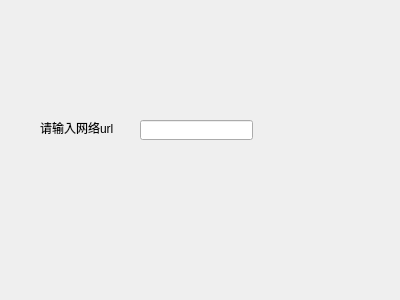
Old version of the form openMedia.ui in the repository desmend123/qt_ffmpeg_rtsp.
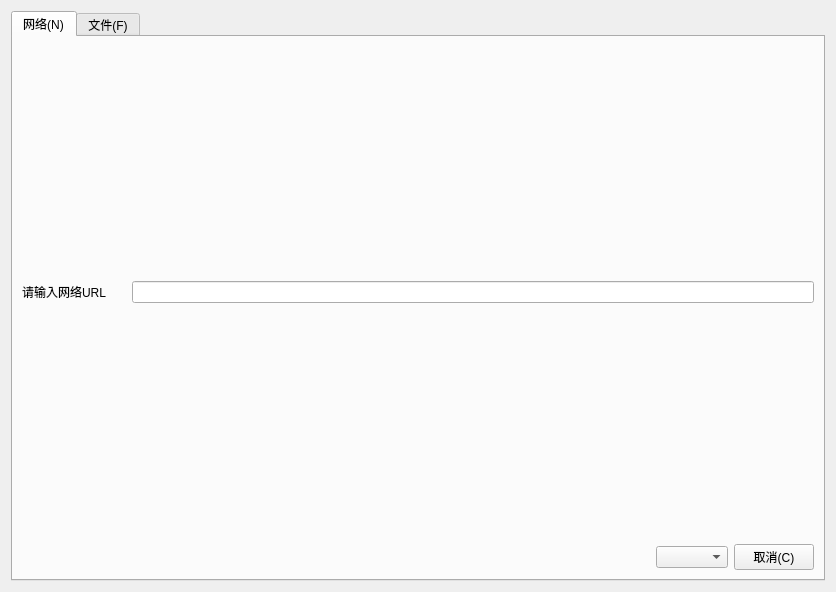
New version of the form.

```diff
--- a/openMedia.ui
+++ b/openMedia.ui
@@ -6,36 +6,107 @@
    <rect>
     <x>0</x>
     <y>0</y>
-    <width>400</width>
-    <height>300</height>
+    <width>836</width>
+    <height>592</height>
    </rect>
   </property>
   <property name="windowTitle">
    <string>Form</string>
   </property>
-  <widget class="QLabel" name="netUrlLable">
-   <property name="geometry">
-    <rect>
-     <x>40</x>
-     <y>120</y>
-     <width>81</width>
-     <height>16</height>
-    </rect>
-   </property>
-   <property name="text">
-    <string>请输入网络url</string>
-   </property>
-  </widget>
-  <widget class="QLineEdit" name="netUrlLineEdit">
-   <property name="geometry">
-    <rect>
-     <x>140</x>
-     <y>120</y>
-     <width>113</width>
-     <height>20</height>
-    </rect>
-   </property>
-  </widget>
+  <layout class="QGridLayout" name="gridLayout_2">
+   <item row="0" column="0">
+    <widget class="QTabWidget" name="tabWidget">
+     <property name="currentIndex">
+      <number>0</number>
+     </property>
+     <widget class="QWidget" name="netTab">
+      <attribute name="title">
+       <string>网络(N)</string>
+      </attribute>
+      <layout class="QGridLayout" name="gridLayout">
+       <item row="0" column="0">
+        <layout class="QHBoxLayout" name="inHorizontalLayout">
+         <item>
+          <widget class="QLabel" name="netUrlLabel">
+           <property name="text">
+            <string>请输入网络URL</string>
+           </property>
+          </widget>
+         </item>
+         <item>
+          <spacer name="verticalSpacer">
+           <property name="orientation">
+            <enum>Qt::Vertical</enum>
+           </property>
+           <property name="sizeHint" stdset="0">
+            <size>
+             <width>20</width>
+             <height>40</height>
+            </size>
+           </property>
+          </spacer>
+         </item>
+         <item>
+          <widget class="QLineEdit" name="netUrlLineEdit"/>
+         </item>
+        </layout>
+       </item>
+       <item row="1" column="0">
+        <layout class="QHBoxLayout" name="buttonHorizontalLayout">
+         <item>
+          <spacer name="horizontalSpacer">
+           <property name="orientation">
+            <enum>Qt::Horizontal</enum>
+           </property>
+           <property name="sizeHint" stdset="0">
+            <size>
+             <width>40</width>
+             <height>20</height>
+            </size>
+           </property>
+          </spacer>
+         </item>
+         <item>
+          <widget class="QComboBox" name="playComboBox">
+           <property name="sizePolicy">
+            <sizepolicy hsizetype="Fixed" vsizetype="Fixed">
+             <horstretch>0</horstretch>
+             <verstretch>0</verstretch>
+            </sizepolicy>
+           </property>
+           <property name="currentText">
+            <string/>
+           </property>
+           <property name="placeholderText">
+            <string>播放</string>
+           </property>
+          </widget>
+         </item>
+         <item>
+          <widget class="QPushButton" name="cancelPushButton">
+           <property name="sizePolicy">
+            <sizepolicy hsizetype="Fixed" vsizetype="Fixed">
+             <horstretch>0</horstretch>
+             <verstretch>0</verstretch>
+            </sizepolicy>
+           </property>
+           <property name="text">
+            <string>取消(C)</string>
+           </property>
+          </widget>
+         </item>
+        </layout>
+       </item>
+      </layout>
+     </widget>
+     <widget class="QWidget" name="fileTab">
+      <attribute name="title">
+       <string>文件(F)</string>
+      </attribute>
+     </widget>
+    </widget>
+   </item>
+  </layout>
  </widget>
  <resources/>
  <connections/>
```
Left out of the diff: 2 changed lines with no effect on the pictures.
